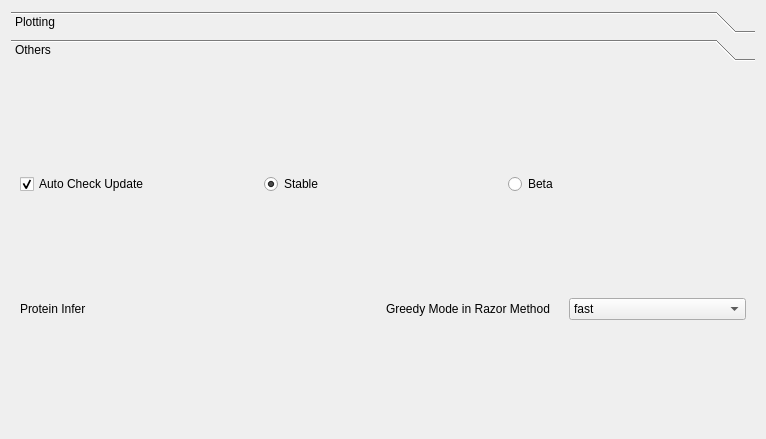
Before: the Qt Designer form metax/gui/metax_gui/setting_window.ui in byemaxx/MetaX, drawn with Qt 5.
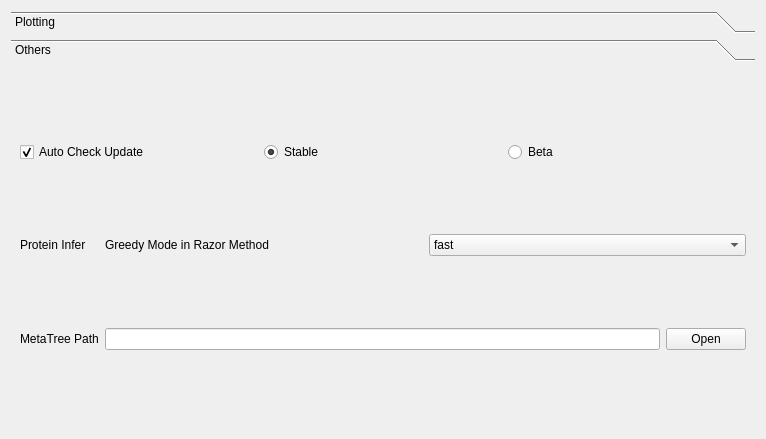
After: the same form once the commit is applied. The open tabs and pages were chosen to show the change.

Commit message: update metatree dir setting handling

What changed in the file:
```diff
--- a/metax/gui/metax_gui/setting_window.ui
+++ b/metax/gui/metax_gui/setting_window.ui
@@ -763,6 +763,33 @@
          </item>
         </layout>
        </item>
+       <item row="2" column="0">
+        <widget class="QLabel" name="label_28">
+         <property name="sizePolicy">
+          <sizepolicy hsizetype="Maximum" vsizetype="Preferred">
+           <horstretch>0</horstretch>
+           <verstretch>0</verstretch>
+          </sizepolicy>
+         </property>
+         <property name="text">
+          <string>MetaTree Path</string>
+         </property>
+        </widget>
+       </item>
+       <item row="2" column="1">
+        <layout class="QHBoxLayout" name="horizontalLayout">
+         <item>
+          <widget class="QLineEdit" name="lineEdit_metatree_dir_path"/>
+         </item>
+         <item>
+          <widget class="QPushButton" name="pushButton_open_metatree_dir_path">
+           <property name="text">
+            <string>Open</string>
+           </property>
+          </widget>
+         </item>
+        </layout>
+       </item>
       </layout>
      </widget>
     </widget>
```
The commit also changes 4 other files.
